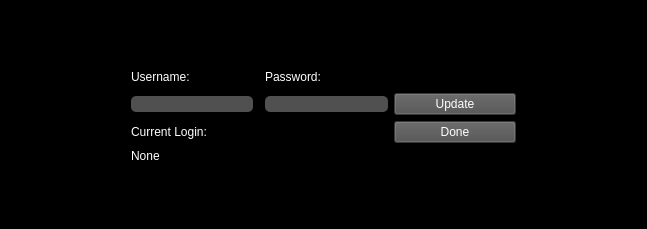
Above: UI_Files/update.ui from Jscina/PyPass before the change. Below: the same form after it.
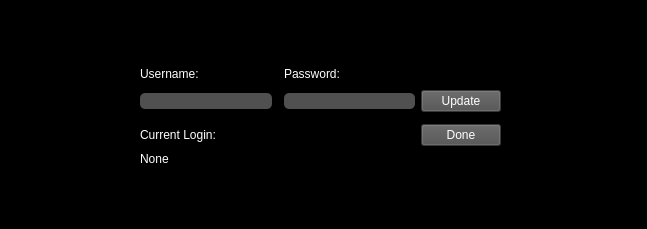
That is the form after the change.

```diff
--- a/UI_Files/update.ui
+++ b/UI_Files/update.ui
@@ -49,58 +49,6 @@
       </property>
      </widget>
     </item>
-    <item row="0" column="0">
-     <spacer name="horizontalSpacer_12">
-      <property name="orientation">
-       <enum>Qt::Horizontal</enum>
-      </property>
-      <property name="sizeHint" stdset="0">
-       <size>
-        <width>40</width>
-        <height>20</height>
-       </size>
-      </property>
-     </spacer>
-    </item>
-    <item row="5" column="0">
-     <spacer name="horizontalSpacer_3">
-      <property name="orientation">
-       <enum>Qt::Horizontal</enum>
-      </property>
-      <property name="sizeHint" stdset="0">
-       <size>
-        <width>40</width>
-        <height>20</height>
-       </size>
-      </property>
-     </spacer>
-    </item>
-    <item row="3" column="5">
-     <spacer name="horizontalSpacer_2">
-      <property name="orientation">
-       <enum>Qt::Horizontal</enum>
-      </property>
-      <property name="sizeHint" stdset="0">
-       <size>
-        <width>40</width>
-        <height>20</height>
-       </size>
-      </property>
-     </spacer>
-    </item>
-    <item row="0" column="1">
-     <spacer name="verticalSpacer_2">
-      <property name="orientation">
-       <enum>Qt::Vertical</enum>
-      </property>
-      <property name="sizeHint" stdset="0">
-       <size>
-        <width>20</width>
-        <height>40</height>
-       </size>
-      </property>
-     </spacer>
-    </item>
     <item row="3" column="1">
      <widget class="QLineEdit" name="username">
       <property name="styleSheet">
@@ -111,45 +59,6 @@
       </property>
      </widget>
     </item>
-    <item row="2" column="4">
-     <spacer name="horizontalSpacer_7">
-      <property name="orientation">
-       <enum>Qt::Horizontal</enum>
-      </property>
-      <property name="sizeHint" stdset="0">
-       <size>
-        <width>40</width>
-        <height>20</height>
-       </size>
-      </property>
-     </spacer>
-    </item>
-    <item row="0" column="4">
-     <spacer name="verticalSpacer_6">
-      <property name="orientation">
-       <enum>Qt::Vertical</enum>
-      </property>
-      <property name="sizeHint" stdset="0">
-       <size>
-        <width>20</width>
-        <height>40</height>
-       </size>
-      </property>
-     </spacer>
-    </item>
-    <item row="5" column="5">
-     <spacer name="horizontalSpacer_5">
-      <property name="orientation">
-       <enum>Qt::Horizontal</enum>
-      </property>
-      <property name="sizeHint" stdset="0">
-       <size>
-        <width>40</width>
-        <height>20</height>
-       </size>
-      </property>
-     </spacer>
-    </item>
     <item row="5" column="1">
      <widget class="QLabel" name="current_login_label">
       <property name="styleSheet">
@@ -171,20 +80,7 @@
      </widget>
     </item>
     <item row="5" column="3">
-     <spacer name="horizontalSpacer_8">
-      <property name="orientation">
-       <enum>Qt::Horizontal</enum>
-      </property>
-      <property name="sizeHint" stdset="0">
-       <size>
-        <width>40</width>
-        <height>20</height>
-       </size>
-      </property>
-     </spacer>
-    </item>
-    <item row="2" column="5">
-     <spacer name="horizontalSpacer_6">
+     <spacer name="middleSpacer">
       <property name="orientation">
        <enum>Qt::Horizontal</enum>
       </property>
@@ -207,45 +103,6 @@
       </property>
      </widget>
     </item>
-    <item row="0" column="3">
-     <spacer name="verticalSpacer_5">
-      <property name="orientation">
-       <enum>Qt::Vertical</enum>
-      </property>
-      <property name="sizeHint" stdset="0">
-       <size>
-        <width>20</width>
-        <height>40</height>
-       </size>
-      </property>
-     </spacer>
-    </item>
-    <item row="2" column="0" rowspan="2">
-     <spacer name="horizontalSpacer">
-      <property name="orientation">
-       <enum>Qt::Horizontal</enum>
-      </property>
-      <property name="sizeHint" stdset="0">
-       <size>
-        <width>40</width>
-        <height>20</height>
-       </size>
-      </property>
-     </spacer>
-    </item>
-    <item row="7" column="1">
-     <spacer name="verticalSpacer">
-      <property name="orientation">
-       <enum>Qt::Vertical</enum>
-      </property>
-      <property name="sizeHint" stdset="0">
-       <size>
-        <width>20</width>
-        <height>40</height>
-       </size>
-      </property>
-     </spacer>
-    </item>
     <item row="6" column="1" colspan="3">
      <widget class="QLabel" name="current_account_label">
       <property name="styleSheet">
@@ -256,8 +113,60 @@
       </property>
      </widget>
     </item>
-    <item row="7" column="3">
-     <spacer name="verticalSpacer_4">
+    <item row="2" column="0" rowspan="5">
+     <spacer name="leftSpacer">
+      <property name="orientation">
+       <enum>Qt::Horizontal</enum>
+      </property>
+      <property name="sizeHint" stdset="0">
+       <size>
+        <width>40</width>
+        <height>20</height>
+       </size>
+      </property>
+     </spacer>
+    </item>
+    <item row="7" column="1" colspan="4">
+     <spacer name="bottomSpacer">
+      <property name="orientation">
+       <enum>Qt::Vertical</enum>
+      </property>
+      <property name="sizeHint" stdset="0">
+       <size>
+        <width>20</width>
+        <height>40</height>
+       </size>
+      </property>
+     </spacer>
+    </item>
+    <item row="3" column="5" rowspan="3">
+     <spacer name="rightSpacer">
+      <property name="orientation">
+       <enum>Qt::Horizontal</enum>
+      </property>
+      <property name="sizeHint" stdset="0">
+       <size>
+        <width>40</width>
+        <height>20</height>
+       </size>
+      </property>
+     </spacer>
+    </item>
+    <item row="2" column="4" colspan="2">
+     <spacer name="innerRightSpacer">
+      <property name="orientation">
+       <enum>Qt::Horizontal</enum>
+      </property>
+      <property name="sizeHint" stdset="0">
+       <size>
+        <width>40</width>
+        <height>20</height>
+       </size>
+      </property>
+     </spacer>
+    </item>
+    <item row="0" column="1" colspan="4">
+     <spacer name="topSpacer">
       <property name="orientation">
        <enum>Qt::Vertical</enum>
       </property>
```
